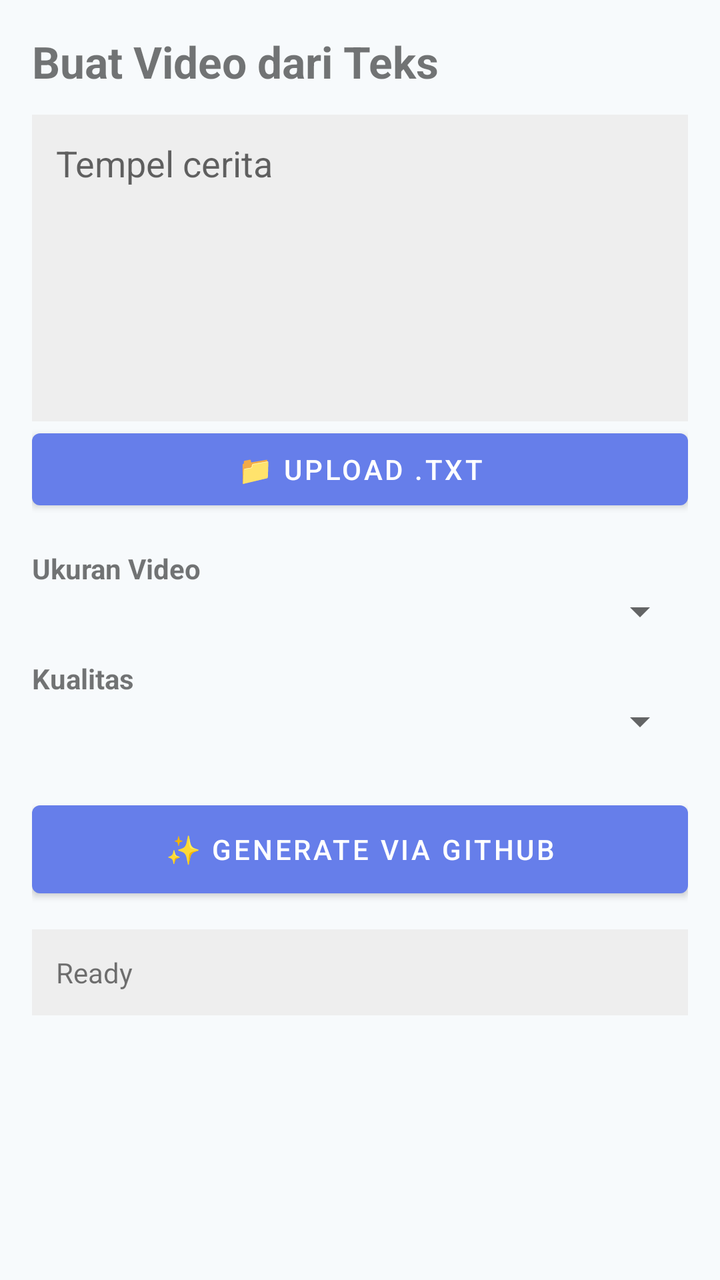
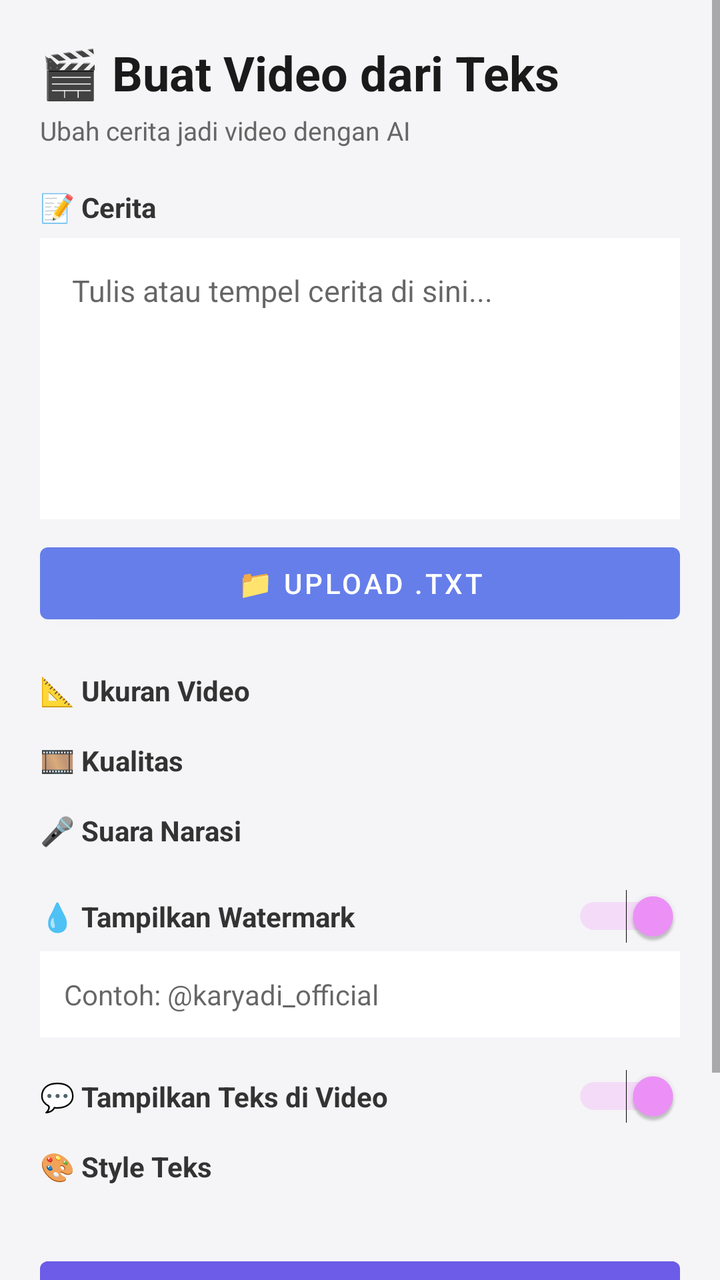

Compare the two renders of this Android layout. The source of the first and the diff that turns it into the second are given below.
<!-- AndroidManifest.xml: application theme Theme.YadVideoEditor -->
<!-- res/layout/activity_text_to_video.xml -->
<?xml version="1.0" encoding="utf-8"?>
<ScrollView xmlns:android="http://schemas.android.com/apk/res/android"
    android:layout_width="match_parent" android:layout_height="match_parent">
    <LinearLayout android:orientation="vertical" android:padding="16dp"
        android:layout_width="match_parent" android:layout_height="wrap_content">
        <TextView android:text="Buat Video dari Teks" android:textSize="22sp"
            android:textStyle="bold" android:layout_marginBottom="12dp"
            android:layout_width="match_parent" android:layout_height="wrap_content"/>
        <EditText android:id="@+id/etStory" android:hint="Tempel cerita"
            android:gravity="top|start" android:inputType="textMultiLine"
            android:minLines="6" android:background="#EEEEEE" android:padding="12dp"
            android:layout_width="match_parent" android:layout_height="wrap_content"/>
        <Button android:id="@+id/btnUploadTxt" android:text="📁 Upload .txt"
            android:layout_width="match_parent" android:layout_height="wrap_content"/>
        <TextView android:text="Ukuran Video" android:textStyle="bold"
            android:layout_marginTop="16dp"
            android:layout_width="match_parent" android:layout_height="wrap_content"/>
        <Spinner android:id="@+id/spVideoSize"
            android:layout_width="match_parent" android:layout_height="wrap_content"/>
        <TextView android:text="Kualitas" android:textStyle="bold"
            android:layout_marginTop="12dp"
            android:layout_width="match_parent" android:layout_height="wrap_content"/>
        <Spinner android:id="@+id/spQuality"
            android:layout_width="match_parent" android:layout_height="wrap_content"/>
        <Button android:id="@+id/btnGenerate" android:text="✨ Generate via GitHub"
            android:layout_marginTop="24dp"
            android:layout_width="match_parent" android:layout_height="56dp"/>
        <ProgressBar android:id="@+id/progressBar" android:visibility="gone"
            android:layout_marginTop="12dp"
            android:layout_width="wrap_content" android:layout_height="wrap_content"/>
        <TextView android:id="@+id/tvStatus" android:text="Ready" android:padding="12dp"
            android:layout_marginTop="12dp"
            android:background="#EEEEEE"
            android:layout_width="match_parent" android:layout_height="wrap_content"/>
    </LinearLayout>
</ScrollView>
<!-- resources referenced by this layout -->
<resources>
  <style name="Theme.YadVideoEditor" parent="Theme.MaterialComponents.DayNight.NoActionBar">
          <item name="colorPrimary">@color/primary</item>
          <item name="colorPrimaryVariant">@color/primary_dark</item>
          <item name="colorOnPrimary">@color/white</item>
          <item name="colorSecondary">@color/accent</item>
          <item name="colorSecondaryVariant">@color/accent_dark</item>
          <item name="colorOnSecondary">@color/white</item>
          <item name="android:statusBarColor">@color/primary_dark</item>
          <item name="android:windowBackground">@color/bg_light</item>
      </style>
  <color name="primary">#667EEA</color>
  <color name="primary_dark">#4C51BF</color>
  <color name="white">#FFFFFF</color>
  <color name="accent">#F093FB</color>
  <color name="accent_dark">#D26FE0</color>
  <color name="bg_light">#F7FAFC</color>
</resources>

<!-- the commit's change to res/layout/activity_text_to_video.xml (unified diff, before → after) -->
@@ -1,36 +1,242 @@
 <?xml version="1.0" encoding="utf-8"?>
 <ScrollView xmlns:android="http://schemas.android.com/apk/res/android"
-    android:layout_width="match_parent" android:layout_height="match_parent">
-    <LinearLayout android:orientation="vertical" android:padding="16dp"
-        android:layout_width="match_parent" android:layout_height="wrap_content">
-        <TextView android:text="Buat Video dari Teks" android:textSize="22sp"
-            android:textStyle="bold" android:layout_marginBottom="12dp"
-            android:layout_width="match_parent" android:layout_height="wrap_content"/>
-        <EditText android:id="@+id/etStory" android:hint="Tempel cerita"
-            android:gravity="top|start" android:inputType="textMultiLine"
-            android:minLines="6" android:background="#EEEEEE" android:padding="12dp"
-            android:layout_width="match_parent" android:layout_height="wrap_content"/>
-        <Button android:id="@+id/btnUploadTxt" android:text="📁 Upload .txt"
-            android:layout_width="match_parent" android:layout_height="wrap_content"/>
-        <TextView android:text="Ukuran Video" android:textStyle="bold"
+    android:layout_width="match_parent"
+    android:layout_height="match_parent"
+    android:background="#F5F5F7"
+    android:fillViewport="true">
+
+    <LinearLayout
+        android:orientation="vertical"
+        android:padding="20dp"
+        android:layout_width="match_parent"
+        android:layout_height="wrap_content">
+
+        
+        <TextView
+            android:text="🎬 Buat Video dari Teks"
+            android:textSize="24sp"
+            android:textStyle="bold"
+            android:textColor="#1A1A1A"
+            android:layout_marginBottom="4dp"
+            android:layout_width="match_parent"
+            android:layout_height="wrap_content"/>
+
+        <TextView
+            android:text="Ubah cerita jadi video dengan AI"
+            android:textSize="13sp"
+            android:textColor="#666666"
+            android:layout_marginBottom="20dp"
+            android:layout_width="match_parent"
+            android:layout_height="wrap_content"/>
+
+        
+        <TextView
+            android:text="📝 Cerita"
+            android:textStyle="bold"
+            android:textColor="#333333"
+            android:layout_marginBottom="6dp"
+            android:layout_width="match_parent"
+            android:layout_height="wrap_content"/>
+
+        <EditText
+            android:id="@+id/etStory"
+            android:hint="Tulis atau tempel cerita di sini..."
+            android:gravity="top|start"
+            android:inputType="textMultiLine"
+            android:minLines="6"
+            android:background="#FFFFFF"
+            android:padding="16dp"
+            android:textSize="15sp"
+            android:textColor="#333333"
+            android:layout_width="match_parent"
+            android:layout_height="wrap_content"/>
+
+        <Button
+            android:id="@+id/btnUploadTxt"
+            android:text="📁 Upload .txt"
+            android:layout_marginTop="8dp"
+            android:layout_width="match_parent"
+            android:layout_height="wrap_content"/>
+
+        
+        <TextView
+            android:text="📐 Ukuran Video"
+            android:textStyle="bold"
+            android:textColor="#333333"
+            android:layout_marginTop="20dp"
+            android:layout_marginBottom="4dp"
+            android:layout_width="match_parent"
+            android:layout_height="wrap_content"/>
+
+        <Spinner
+            android:id="@+id/spVideoSize"
+            android:background="#FFFFFF"
+            android:layout_width="match_parent"
+            android:layout_height="wrap_content"/>
+
+        
+        <TextView
+            android:text="🎞️ Kualitas"
+            android:textStyle="bold"
+            android:textColor="#333333"
+            android:layout_marginTop="12dp"
+            android:layout_marginBottom="4dp"
+            android:layout_width="match_parent"
+            android:layout_height="wrap_content"/>
+
+        <Spinner
+            android:id="@+id/spQuality"
+            android:background="#FFFFFF"
+            android:layout_width="match_parent"
+            android:layout_height="wrap_content"/>
+
+        
+        <TextView
+            android:text="🎤 Suara Narasi"
+            android:textStyle="bold"
+            android:textColor="#333333"
+            android:layout_marginTop="12dp"
+            android:layout_marginBottom="4dp"
+            android:layout_width="match_parent"
+            android:layout_height="wrap_content"/>
+
+        <Spinner
+            android:id="@+id/spVoice"
+            android:background="#FFFFFF"
+            android:layout_width="match_parent"
+            android:layout_height="wrap_content"/>
+
+        
+        <LinearLayout
+            android:orientation="horizontal"
             android:layout_marginTop="16dp"
-            android:layout_width="match_parent" android:layout_height="wrap_content"/>
-        <Spinner android:id="@+id/spVideoSize"
-            android:layout_width="match_parent" android:layout_height="wrap_content"/>
-        <TextView android:text="Kualitas" android:textStyle="bold"
-            android:layout_marginTop="12dp"
-            android:layout_width="match_parent" android:layout_height="wrap_content"/>
-        <Spinner android:id="@+id/spQuality"
-            android:layout_width="match_parent" android:layout_height="wrap_content"/>
-        <Button android:id="@+id/btnGenerate" android:text="✨ Generate via GitHub"
-            android:layout_marginTop="24dp"
-            android:layout_width="match_parent" android:layout_height="56dp"/>
-        <ProgressBar android:id="@+id/progressBar" android:visibility="gone"
-            android:layout_marginTop="12dp"
-            android:layout_width="wrap_content" android:layout_height="wrap_content"/>
-        <TextView android:id="@+id/tvStatus" android:text="Ready" android:padding="12dp"
-            android:layout_marginTop="12dp"
-            android:background="#EEEEEE"
-            android:layout_width="match_parent" android:layout_height="wrap_content"/>
+            android:layout_width="match_parent"
+            android:layout_height="wrap_content">
+            <TextView
+                android:text="💧 Tampilkan Watermark"
+                android:textStyle="bold"
+                android:textColor="#333333"
+                android:layout_weight="1"
+                android:layout_width="0dp"
+                android:layout_height="wrap_content"/>
+            <Switch
+                android:id="@+id/swShowWatermark"
+                android:checked="true"
+                android:layout_width="wrap_content"
+                android:layout_height="wrap_content"/>
+        </LinearLayout>
+
+        <EditText
+            android:id="@+id/etWatermark"
+            android:hint="Contoh: @karyadi_official"
+            android:background="#FFFFFF"
+            android:padding="12dp"
+            android:layout_marginTop="4dp"
+            android:textSize="14sp"
+            android:layout_width="match_parent"
+            android:layout_height="wrap_content"/>
+
+        
+        <LinearLayout
+            android:orientation="horizontal"
+            android:layout_marginTop="16dp"
+            android:layout_width="match_parent"
+            android:layout_height="wrap_content">
+            <TextView
+                android:text="💬 Tampilkan Teks di Video"
+                android:textStyle="bold"
+                android:textColor="#333333"
+                android:layout_weight="1"
+                android:layout_width="0dp"
+                android:layout_height="wrap_content"/>
+            <Switch
+                android:id="@+id/swShowSubtitle"
+                android:checked="true"
+                android:layout_width="wrap_content"
+                android:layout_height="wrap_content"/>
+        </LinearLayout>
+
+        <TextView
+            android:text="🎨 Style Teks"
+            android:textStyle="bold"
+            android:textColor="#333333"
+            android:layout_marginTop="12dp"
+            android:layout_marginBottom="4dp"
+            android:layout_width="match_parent"
+            android:layout_height="wrap_content"/>
+
+        <Spinner
+            android:id="@+id/spSubtitleStyle"
+            android:background="#FFFFFF"
+            android:layout_width="match_parent"
+            android:layout_height="wrap_content"/>
+
+        
+        <Button
+            android:id="@+id/btnGenerate"
+            android:text="🎬 MEMBUAT VIDEO"
+            android:textSize="16sp"
+            android:textStyle="bold"
+            android:backgroundTint="#6C5CE7"
+            android:textColor="#FFFFFF"
+            android:layout_marginTop="28dp"
+            android:layout_width="match_parent"
+            android:layout_height="60dp"/>
+
+        
+        <LinearLayout
+            android:id="@+id/progressContainer"
+            android:orientation="vertical"
+            android:visibility="gone"
+            android:background="#FFFFFF"
+            android:padding="16dp"
+            android:layout_marginTop="16dp"
+            android:layout_width="match_parent"
+            android:layout_height="wrap_content">
+
+            <LinearLayout
+                android:orientation="horizontal"
+                android:layout_width="match_parent"
+                android:layout_height="wrap_content">
+                <TextView
+                    android:text="Progress"
+                    android:textStyle="bold"
+                    android:textColor="#333333"
+                    android:layout_weight="1"
+                    android:layout_width="0dp"
+                    android:layout_height="wrap_content"/>
+                <TextView
+                    android:id="@+id/tvPercent"
+                    android:text="0%"
+                    android:textStyle="bold"
+                    android:textColor="#6C5CE7"
+                    android:textSize="16sp"
+                    android:layout_width="wrap_content"
+                    android:layout_height="wrap_content"/>
+            </LinearLayout>
+
+            <ProgressBar
+                android:id="@+id/progressBar"
+                style="?android:attr/progressBarStyleHorizontal"
+                android:max="100"
+                android:progress="0"
+                android:progressTint="#6C5CE7"
+                android:layout_marginTop="8dp"
+                android:layout_width="match_parent"
+                android:layout_height="12dp"/>
+        </LinearLayout>
+
+        
+        <TextView
+            android:id="@+id/tvStatus"
+            android:text="Ready"
+            android:padding="14dp"
+            android:textColor="#333333"
+            android:textSize="14sp"
+            android:background="#FFFFFF"
+            android:layout_marginTop="12dp"
+            android:layout_width="match_parent"
+            android:layout_height="wrap_content"/>
+
     </LinearLayout>
 </ScrollView>
